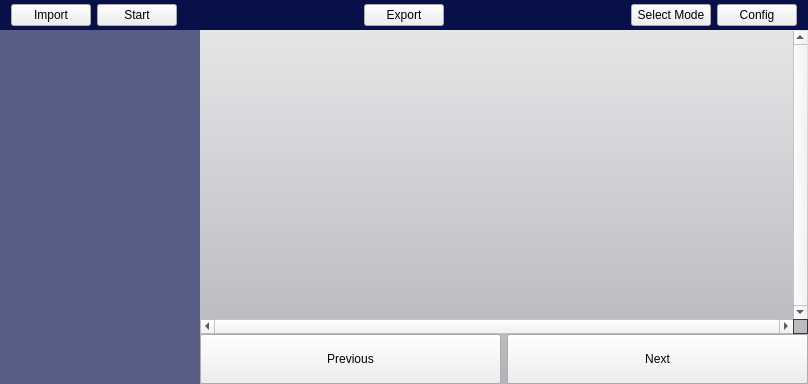
Old version of the form IntelliGraph/mainwindow.ui in the repository SEGroup10/IntelliGraph.
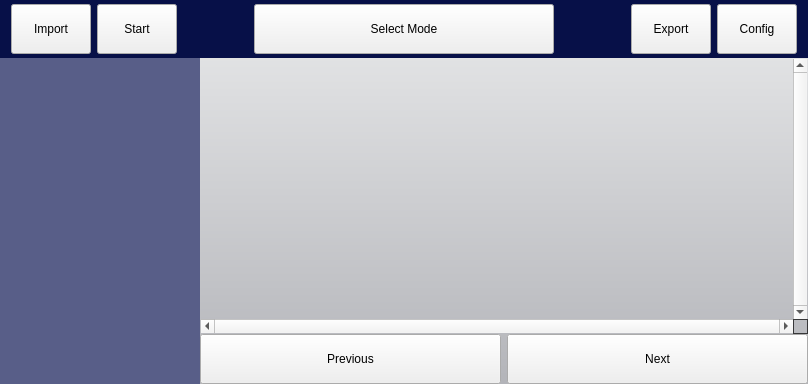
New version of the form. Icons and pictures are not drawn.

Commit message: select mode easier

Patch:
```diff
--- a/IntelliGraph/mainwindow.ui
+++ b/IntelliGraph/mainwindow.ui
@@ -75,6 +75,12 @@
        </property>
        <item>
         <widget class="QPushButton" name="importButton">
+         <property name="minimumSize">
+          <size>
+           <width>0</width>
+           <height>50</height>
+          </size>
+         </property>
          <property name="text">
           <string>Import</string>
          </property>
@@ -82,6 +88,12 @@
        </item>
        <item>
         <widget class="QPushButton" name="startStopButton">
+         <property name="minimumSize">
+          <size>
+           <width>0</width>
+           <height>50</height>
+          </size>
+         </property>
          <property name="text">
           <string>Start</string>
          </property>
@@ -100,41 +112,56 @@
          </property>
         </spacer>
        </item>
-       <item>
-        <widget class="QPushButton" name="exportButton">
-         <property name="minimumSize">
-          <size>
-           <width>0</width>
-           <height>0</height>
-          </size>
-         </property>
-         <property name="text">
-          <string>Export</string>
-         </property>
-        </widget>
-       </item>
-       <item>
-        <spacer name="horizontalSpacer">
-         <property name="orientation">
-          <enum>Qt::Horizontal</enum>
-         </property>
-         <property name="sizeHint" stdset="0">
-          <size>
-           <width>40</width>
-           <height>20</height>
-          </size>
-         </property>
-        </spacer>
-       </item>
        <item>
         <widget class="QPushButton" name="modeButton">
+         <property name="minimumSize">
+          <size>
+           <width>300</width>
+           <height>50</height>
+          </size>
+         </property>
          <property name="text">
           <string>Select Mode</string>
          </property>
+         <property name="shortcut">
+          <string>Alt+C</string>
+         </property>
+        </widget>
+       </item>
+       <item>
+        <spacer name="horizontalSpacer">
+         <property name="orientation">
+          <enum>Qt::Horizontal</enum>
+         </property>
+         <property name="sizeHint" stdset="0">
+          <size>
+           <width>40</width>
+           <height>20</height>
+          </size>
+         </property>
+        </spacer>
+       </item>
+       <item>
+        <widget class="QPushButton" name="exportButton">
+         <property name="minimumSize">
+          <size>
+           <width>0</width>
+           <height>50</height>
+          </size>
+         </property>
+         <property name="text">
+          <string>Export</string>
+         </property>
         </widget>
        </item>
        <item>
         <widget class="QPushButton" name="config">
+         <property name="minimumSize">
+          <size>
+           <width>0</width>
+           <height>50</height>
+          </size>
+         </property>
          <property name="text">
           <string>Config</string>
          </property>
```
